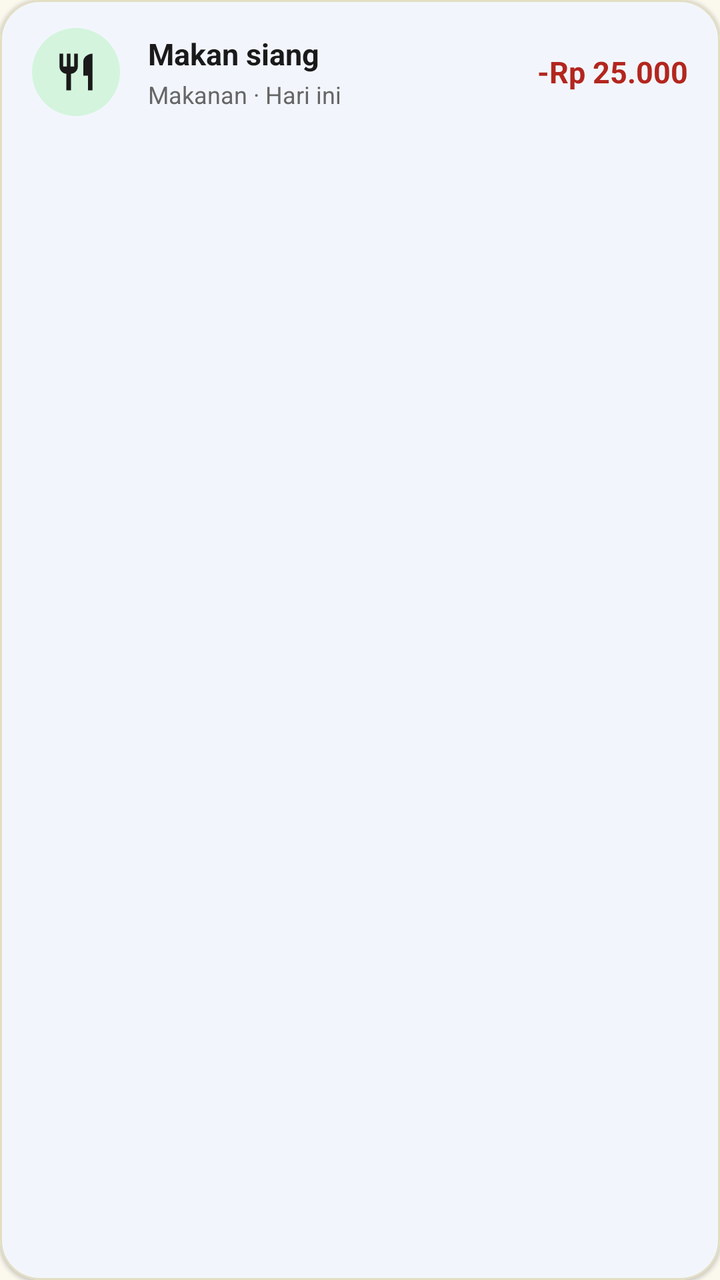
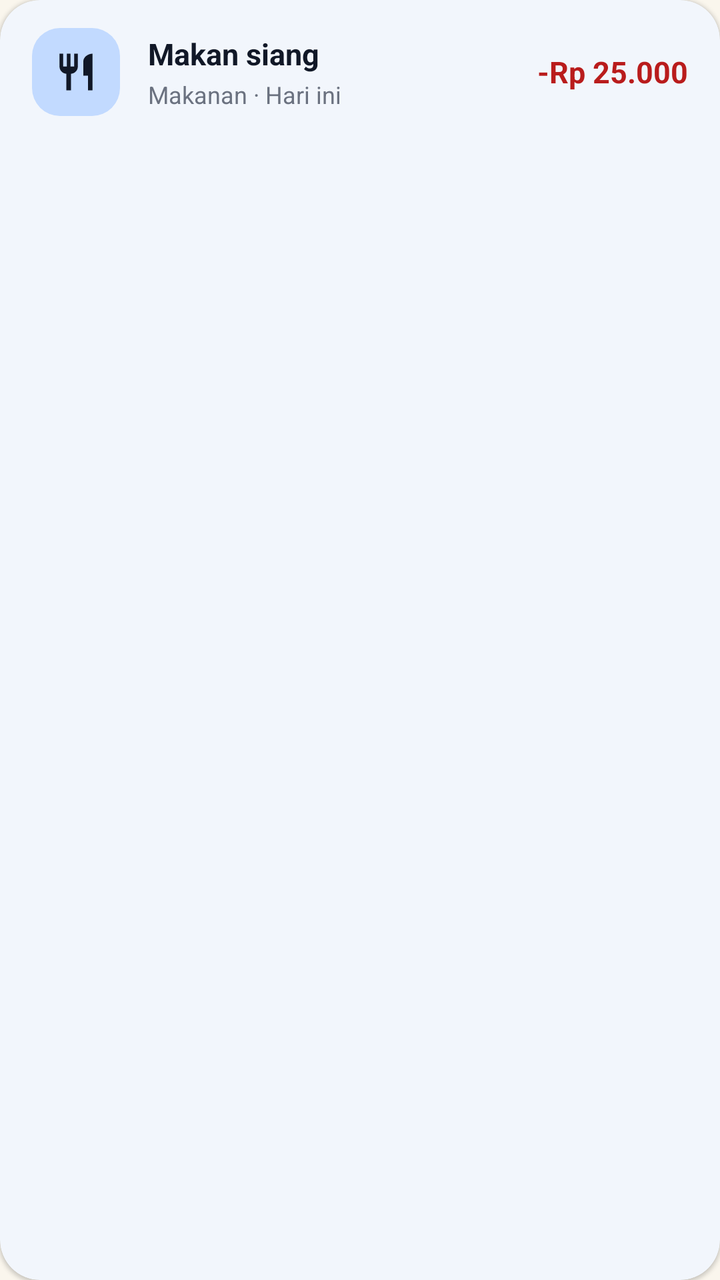

Compare the two renders of this Android layout. The source of the first and the diff that turns it into the second are given below.
<!-- AndroidManifest.xml: application theme Theme.Keuangan -->
<!-- res/layout/item_transaction.xml -->
<?xml version="1.0" encoding="utf-8"?>
<com.google.android.material.card.MaterialCardView
    xmlns:android="http://schemas.android.com/apk/res/android"
    xmlns:app="http://schemas.android.com/apk/res-auto"
    android:layout_width="match_parent"
    android:layout_height="wrap_content"
    android:layout_marginBottom="10dp"
    app:cardCornerRadius="20dp"
    app:cardElevation="1dp"
    app:strokeWidth="1dp"
    app:strokeColor="@color/brand_outline"
    app:cardBackgroundColor="@color/brand_surface">

    <LinearLayout
        android:layout_width="match_parent"
        android:layout_height="wrap_content"
        android:gravity="center_vertical"
        android:orientation="horizontal"
        android:paddingHorizontal="16dp"
        android:paddingVertical="14dp">

        <FrameLayout
            android:id="@+id/flIconContainer"
            android:layout_width="44dp"
            android:layout_height="44dp"
            android:background="@drawable/bg_circle">

            <ImageView
                android:id="@+id/ivTypeIcon"
                android:layout_width="22dp"
                android:layout_height="22dp"
                android:layout_gravity="center"
                android:src="@drawable/ic_restaurant"
                app:tint="@color/brand_text_primary" />
        </FrameLayout>

        <LinearLayout
            android:layout_width="0dp"
            android:layout_height="wrap_content"
            android:layout_marginStart="14dp"
            android:layout_marginEnd="10dp"
            android:layout_weight="1"
            android:orientation="vertical">

            <TextView
                android:id="@+id/tvItemTitle"
                android:layout_width="wrap_content"
                android:layout_height="wrap_content"
                android:text="Makan siang"
                android:textColor="@color/brand_text_primary"
                android:textSize="15sp"
                android:textStyle="bold" />

            <TextView
                android:id="@+id/tvItemDate"
                android:layout_width="wrap_content"
                android:layout_height="wrap_content"
                android:layout_marginTop="2dp"
                android:text="Makanan · Hari ini"
                android:textColor="@color/brand_text_secondary"
                android:textSize="12sp" />
        </LinearLayout>

        <TextView
            android:id="@+id/tvItemAmount"
            android:layout_width="wrap_content"
            android:layout_height="wrap_content"
            android:text="-Rp 25.000"
            android:textColor="@color/expense_red"
            android:textSize="15sp"
            android:textStyle="bold" />
    </LinearLayout>
</com.google.android.material.card.MaterialCardView>
<!-- resources referenced by this layout -->
<resources>
  <color name="brand_outline">#E3DEC3</color>
  <color name="brand_surface">#FFFFFF</color>
  <color name="brand_text_primary">#1A1A1A</color>
  <color name="brand_text_secondary">#666666</color>
  <color name="expense_red">#B3261E</color>
  <!-- drawable bg_circle (drawable) -->
  <shape xmlns:android="http://schemas.android.com/apk/res/android"
      android:shape="oval">
      <solid android:color="@color/income_container" />
  </shape>
  <!-- drawable ic_restaurant (drawable) -->
  <vector xmlns:android="http://schemas.android.com/apk/res/android"
      android:width="24dp"
      android:height="24dp"
      android:viewportWidth="24"
      android:viewportHeight="24">
      <path
          android:fillColor="#FF1A1A1A"
          android:pathData="M11,9H9V2H7v7H5V2H3v7c0,2.12 1.66,3.84 3.75,3.97V22h2.5v-9.03C11.34,12.84 13,11.12 13,9V2h-2v7zm5,-3v8h2.5v8H21V2c-2.76,0 -5,2.24 -5,4z"/>
  </vector>
  <style name="Theme.Keuangan" parent="Theme.Material3.DayNight.NoActionBar">
          <item name="colorPrimary">@color/md_theme_light_primary</item>
          <item name="colorOnPrimary">@color/md_theme_light_onPrimary</item>
          <item name="colorPrimaryContainer">@color/md_theme_light_primaryContainer</item>
          <item name="colorOnPrimaryContainer">@color/md_theme_light_onPrimaryContainer</item>
          <item name="android:colorBackground">@color/md_theme_light_background</item>
          <item name="colorSurface">@color/md_theme_light_surface</item>
          <item name="colorOnSurface">@color/md_theme_light_onSurface</item>
          <item name="colorSurfaceContainer">@color/md_theme_light_surfaceContainer</item>
          <item name="android:statusBarColor">@color/md_theme_light_background</item>
          <item name="android:windowLightStatusBar">true</item>
      </style>
  <color name="income_container">#D4F4DD</color>
  <color name="md_theme_light_primary">#0B57D0</color>
  <color name="md_theme_light_onPrimary">#FFFFFF</color>
  <color name="md_theme_light_primaryContainer">#C2DAFF</color>
  <color name="md_theme_light_onPrimaryContainer">#041E49</color>
  <color name="md_theme_light_background">#FBF8EE</color>
  <color name="md_theme_light_surface">#FFFFFF</color>
  <color name="md_theme_light_onSurface">#1A1A1A</color>
  <color name="md_theme_light_surfaceContainer">#FAF6ED</color>
</resources>

<!-- the commit's change to res/layout/item_transaction.xml (unified diff, before → after) -->
@@ -7,8 +7,7 @@
     android:layout_marginBottom="10dp"
     app:cardCornerRadius="20dp"
     app:cardElevation="1dp"
-    app:strokeWidth="1dp"
-    app:strokeColor="@color/brand_outline"
+    app:strokeWidth="0dp"
     app:cardBackgroundColor="@color/brand_surface">
 
     <LinearLayout
@@ -23,7 +22,7 @@
             android:id="@+id/flIconContainer"
             android:layout_width="44dp"
             android:layout_height="44dp"
-            android:background="@drawable/bg_circle">
+            android:background="@drawable/bg_squircle">
 
             <ImageView
                 android:id="@+id/ivTypeIcon"
<!-- resource entries referenced after the edit -->
@@ -1,14 +1,15 @@
 <!-- resources referenced by this layout -->
 <resources>
-  <color name="brand_outline">#E3DEC3</color>
   <color name="brand_surface">#FFFFFF</color>
-  <color name="brand_text_primary">#1A1A1A</color>
-  <color name="brand_text_secondary">#666666</color>
-  <color name="expense_red">#B3261E</color>
-  <!-- drawable bg_circle (drawable) -->
+  <color name="brand_text_primary">#111827</color>
+  <color name="brand_text_secondary">#6B7280</color>
+  <color name="expense_red">#B91C1C</color>
+  <!-- drawable bg_squircle (drawable) -->
+  <?xml version="1.0" encoding="utf-8"?>
   <shape xmlns:android="http://schemas.android.com/apk/res/android"
-      android:shape="oval">
-      <solid android:color="@color/income_container" />
+      android:shape="rectangle">
+      <corners android:radius="14dp" />
+      <solid android:color="@color/brand_light_blue" />
   </shape>
   <!-- drawable ic_restaurant (drawable) -->
   <vector xmlns:android="http://schemas.android.com/apk/res/android"
@@ -32,14 +33,14 @@
           <item name="android:statusBarColor">@color/md_theme_light_background</item>
           <item name="android:windowLightStatusBar">true</item>
       </style>
-  <color name="income_container">#D4F4DD</color>
+  <color name="brand_light_blue">#C2DAFF</color>
   <color name="md_theme_light_primary">#0B57D0</color>
   <color name="md_theme_light_onPrimary">#FFFFFF</color>
   <color name="md_theme_light_primaryContainer">#C2DAFF</color>
   <color name="md_theme_light_onPrimaryContainer">#041E49</color>
-  <color name="md_theme_light_background">#FBF8EE</color>
+  <color name="md_theme_light_background">#FAF6ED</color>
   <color name="md_theme_light_surface">#FFFFFF</color>
-  <color name="md_theme_light_onSurface">#1A1A1A</color>
+  <color name="md_theme_light_onSurface">#111827</color>
   <color name="md_theme_light_surfaceContainer">#FAF6ED</color>
 </resources>
 
